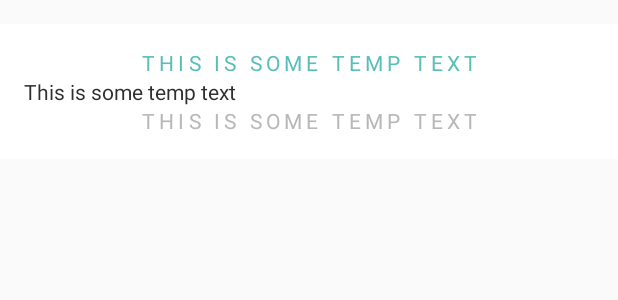
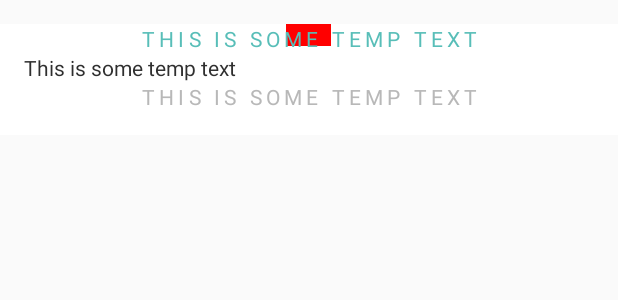
Before and after one commit to HuygheDaphne-Marie/Bazookas-Twitter-Test, an Android app: the layout tweet.xml on its own in the app's theme, with its tools: preview values and no code run, on a phone screen of 412 x 824 dp. Shown: the top 300 px of the screen. Run offline under Robolectric (Android 15) with nearby library versions, the light colour scheme and no system bars.

Commit message:
Working on adding point

```diff
--- /dev/null
+++ b/app/src/main/res/drawable/point.xml
@@ -0,0 +1,14 @@
+<?xml version="1.0" encoding="utf-8"?>
+<rotate
+    android:fromDegrees="0"
+    android:toDegrees="45"
+    xmlns:android="http://schemas.android.com/apk/res/android">
+    <shape
+        android:shape="rectangle">
+        <size
+            android:height="30dp"
+            android:width="30dp" />
+        <solid
+            android:color="#FF0000" />
+    </shape>
+</rotate>
--- a/app/src/main/res/layout/tweet.xml
+++ b/app/src/main/res/layout/tweet.xml
@@ -5,9 +5,18 @@
     android:layout_height="wrap_content"
     android:layout_marginTop="@dimen/activity_margin"
     android:layout_marginBottom="@dimen/activity_margin"
-    android:paddingTop="@dimen/activity_margin"
+
     android:paddingBottom="@dimen/activity_margin"
     android:background="@color/white">
+
+    <!-- android:paddingTop="@dimen/activity_margin" -->
+
+    <ImageView
+        android:layout_width="wrap_content"
+        android:layout_height="wrap_content"
+        android:src="@drawable/point"
+        android:layout_marginTop="-15dp"
+        android:layout_centerHorizontal="true"/>
 
     <TextView
         android:id="@+id/header_text"
```
